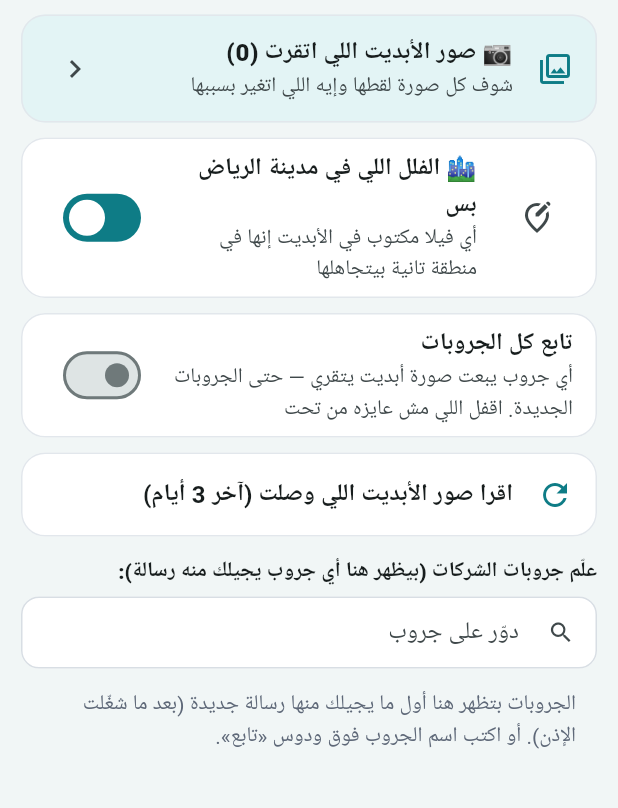
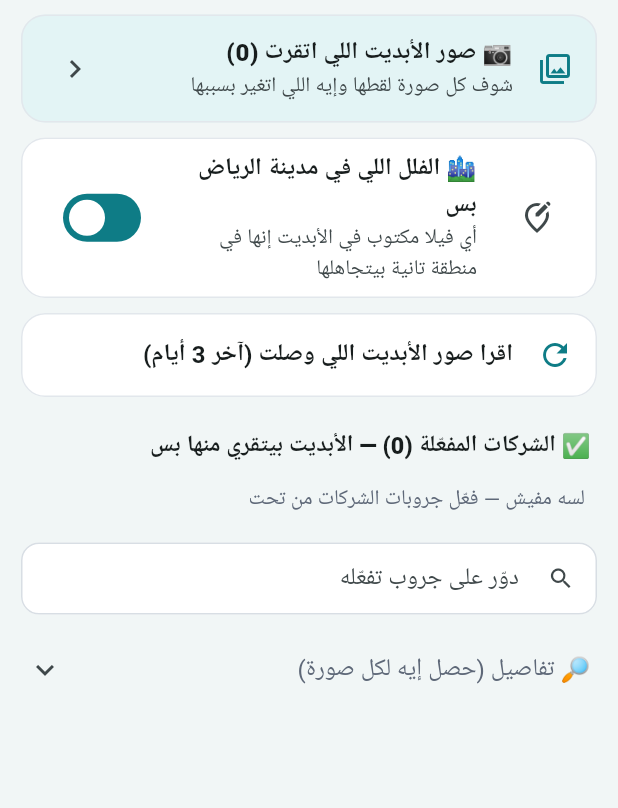
Before and after one commit to bunyanrealstate-commits/bunyan, a Flutter app: the GroupsPage screen opened directly, on a phone screen of 412 x 824 dp, the part 236-1044 px from its top. Run offline on Flutter 3.47's test engine with Material 3 defaults, Android fonts, the phone set to English and light mode, and no system bars; our stand-ins replace flutter_local_notifications, flutter_svg, image_picker, local_auth, pdf, printing and 3 more; missing offline and left inert: photo_manager; accounts and stored records are empty; network calls fail; Roboto replaces fonts that are missing (Plex); statements that could not run were skipped.

Commit message:
عروض الشقق: الشركات المفعّلة بس (إلغاء تابع الكل، الفلل/الأبديت/البحث بتاع المفعّل بس) + صفحة الجروبات أرتب
Co-Authored-By: Claude Opus 5.5 <noreply@anthropic.com>
Claude-Session: https://claude.ai/code/session_01Lk4av1EyDfUY2DUHJSTii5

```diff
--- a/offers_app/lib/core/reqs.dart
+++ b/offers_app/lib/core/reqs.dart
@@ -81,10 +81,10 @@ Obj? parseContactName(String n) {
 class Reqs {
   static List<Obj> get all => objs(Store.I.D['reqs']);
   static Obj? byId(String id) => all.where((r) => r['id'] == id).firstOrNull;
-  static List<String> get areas => {for (final v in Store.I.villas) if (str(v['area']).isNotEmpty) str(v['area'])}.toList();
+  static List<String> get areas => {for (final v in Store.I.shown) if (str(v['area']).isNotEmpty) str(v['area'])}.toList();
   static String key(Obj v, Obj u) => '${v['id']}/${u['id']}';
 
-  static List<Map<String, dynamic>> matches(Obj r) => Search.run(Store.I.villas, types: ((r['types'] as List?) ?? []).map(str).toSet(), pay: str(r['pay']).isEmpty ? 'any' : str(r['pay']), budget: numOf(r['budget']), tol: 10, q: str(r['area']), fur: r['fur'] is bool ? r['fur'] as bool : null);
+  static List<Map<String, dynamic>> matches(Obj r) => Search.run(Store.I.shown, types: ((r['types'] as List?) ?? []).map(str).toSet(), pay: str(r['pay']).isEmpty ? 'any' : str(r['pay']), budget: numOf(r['budget']), tol: 10, q: str(r['area']), fur: r['fur'] is bool ? r['fur'] as bool : null);
 
   /// شقق تناسبه ولسه مبعتهاش ولا شافها
   static List<Map<String, dynamic>> fresh(Obj r) {
--- a/offers_app/lib/core/store.dart
+++ b/offers_app/lib/core/store.dart
@@ -20,6 +20,9 @@ class Store extends ChangeNotifier {
   String backupMsg = '';
 
   List<Obj> get villas => objs(D['villas']);
+  /// الفلل اللي تظهر: بتاعة الشركات المفعّلة بس (اللي اتقرت من جروب مش مفعّل بتستخبى)
+  bool Function(Obj)? keep;
+  List<Obj> get shown => keep == null ? villas : villas.where(keep!).toList();
   Obj? villa(String id) => villas.where((v) => v['id'] == id).firstOrNull;
   bool get linked => str(cfg['token']).isNotEmpty && str(cfg['repo']).isNotEmpty;
   String get gemKey { final g = cfg['g']; if (g is Map) return str(g['key']); final s = str(g); if (s.startsWith('{')) { try { return str((jsonDecode(s) as Map)['key']); } catch (_) {} } return s.startsWith('AIza') ? s : ''; }
@@ -90,6 +93,8 @@ class Store extends ChangeNotifier {
       cfg['mig_vel2'] = true; await saveCfg();
       await save();
     }
+    // مرة واحدة: الشركات اللي أسامه مفعّلها بس — «تابع كل الجروبات» اتلغى
+    if (cfg['mig_all0'] != true) { cfg['allGroups'] = false; cfg['mig_all0'] = true; await saveCfg(); }
     loaded = true; notifyListeners();
     if (villas.isEmpty && linked) await restore();
   }
--- a/offers_app/lib/ui/groups.dart
+++ b/offers_app/lib/ui/groups.dart
@@ -64,16 +64,24 @@ class _GroupsState extends State<GroupsPage> with WidgetsBindingObserver {
 
   Future<void> _toggle(String g, bool b) async {
     g = AutoUpd.cleanGroup(g);
-    if (AutoUpd.allOn) {
-      final o = AutoUpd.off..remove(g);
-      if (!b) o.add(g);
-      Store.I.cfg['offGroups'] = o;
-    } else {
-      final m = Map<String, dynamic>.from(AutoUpd.groups);
-      if (!b) { m.remove(g); } else { m[g] = AutoUpd.companyOf(g); }
-      Store.I.cfg['groups'] = m;
-    }
+    final m = Map<String, dynamic>.from(AutoUpd.groups);
+    if (!b) { m.remove(g); } else { m[g] = AutoUpd.companyOf(g); }
+    Store.I.cfg['groups'] = m;
     await _save(read: b);
+  }
+
+  Widget _row(String g) {
+    final f = AutoUpd.follows(g), c = AutoUpd.companyOf(g), n = ((seen[g]?['img'] ?? 0) as num);
+    final sub = [if (f && c.toLowerCase() != g.toLowerCase().replaceAll(RegExp(r'[^\p{L}\p{N}\s&.-]', unicode: true), '').trim()) '🏢 $c', if (n > 0) '📷 $n صورة'].join(' • ');
+    return Card(child: ListTile(
+      contentPadding: const EdgeInsetsDirectional.only(start: 14, end: 4),
+      title: Text(g, style: TextStyle(fontWeight: FontWeight.w700, color: f ? kInk : kMuted), maxLines: 2, overflow: TextOverflow.ellipsis),
+      subtitle: sub.isEmpty ? null : Text(sub, style: const TextStyle(fontSize: 12.5)),
+      trailing: Row(mainAxisSize: MainAxisSize.min, children: [
+        if (f) IconButton(tooltip: 'غيّر اسم الشركة', icon: const Icon(Icons.edit_outlined, size: 19, color: kMuted), onPressed: () => _company(g)),
+        Switch(value: f, onChanged: (b) => _toggle(g, b)),
+      ]),
+    ));
   }
 
   Future<void> _company(String g) async {
@@ -86,25 +94,21 @@ class _GroupsState extends State<GroupsPage> with WidgetsBindingObserver {
     await _save(read: false);
   }
 
-  Future<void> _all(bool b) async {
-    if (b && !await confirmDlg(context, 'كل الجروبات (حتى الجديدة) هتتقري صورها بـ Gemini علشان يلاقي الأبديت.\nالصور العادية بيتجاهلها، بس بتتبعت لـ Gemini يشوفها.\nأي جروب مش عايزه اقفله من القايمة.', ok: 'تابع الكل')) return;
-    Store.I.cfg['allGroups'] = b;
-    await _save(read: b);
-  }
 
   @override
   Widget build(BuildContext context) {
     final sel = AutoUpd.groups;
-    final names = {...seen.keys, ...sel.keys}.where((g) => q.isEmpty || g.toLowerCase().contains(q.toLowerCase())).toList()
-      ..sort((a, b) { final x = AutoUpd.follows(a) ? 0 : 1, y = AutoUpd.follows(b) ? 0 : 1; if (x != y) return x - y; return ((seen[b]?['at'] ?? 0) as num).compareTo((seen[a]?['at'] ?? 0) as num); });
+    final names = {...seen.keys, ...sel.keys}.toList()..sort((a, b) => ((seen[b]?['at'] ?? 0) as num).compareTo((seen[a]?['at'] ?? 0) as num));
+    final act = names.where(AutoUpd.follows).toList()..sort((a, b) => a.toLowerCase().compareTo(b.toLowerCase()));
+    final rest = names.where((g) => !AutoUpd.follows(g) && (q.isEmpty || g.toLowerCase().contains(q.toLowerCase()))).toList();
     final log = AutoUpd.log;
     return Scaffold(
       appBar: AppBar(title: const Text('📥 أبديت الجروبات')),
       body: ListView(padding: const EdgeInsets.fromLTRB(14, 10, 14, 40), children: [
         Card(color: on ? const Color(0xFFE6F6EC) : const Color(0xFFFFF4E0), child: ListTile(
           leading: Icon(on ? Icons.check_circle : Icons.notifications_active_outlined, color: on ? kOk : kGold),
-          title: Text(on ? 'شغال — بيتابع جروبات الشركات' : 'خطوة واحدة: اسمح للتطبيق يشوف إشعارات الواتساب', style: const TextStyle(fontWeight: FontWeight.w800)),
-          subtitle: Text(on ? 'الأبديت بيتقري لوحده ويتحدث في الفلل. لازم إشعارات الجروب تكون شغالة (لو مكتوم الواتساب مبيبعتش إشعار — خليه صامت بدل الكتم)' : 'دوس هنا ← دوّر على «عروض الشقق» ← شغّله ← وارجع'),
+          title: Text(on ? 'شغال ✅' : 'خطوة واحدة: اسمح للتطبيق يشوف إشعارات الواتساب', style: const TextStyle(fontWeight: FontWeight.w800)),
+          subtitle: Text(on ? 'الأبديت بيتقري لوحده من الشركات المفعّلة بس. خلي إشعارات الجروبات شغالة (صامت مش مكتوم)' : 'دوس هنا ← دوّر على «عروض الشقق» ← شغّله ← وارجع'),
           onTap: on ? null : _perm,
         )),
         if (!on && tried) Card(child: Padding(padding: const EdgeInsets.all(12), child: Column(crossAxisAlignment: CrossAxisAlignment.start, children: [
@@ -123,25 +127,22 @@ class _GroupsState extends State<GroupsPage> with WidgetsBindingObserver {
             final o = await formDlg(context, 'المناطق اللي تهمك', [FS('a', 'زي: مدينة الرياض، الشامخة', v: str(Store.I.cfg['areas']).isEmpty ? 'مدينة الرياض' : str(Store.I.cfg['areas']))]);
             if (o == null) return; Store.I.cfg['areas'] = o['a'] ?? ''; await _save(read: false);
           }))),
-        Card(child: SwitchListTile(value: AutoUpd.allOn, onChanged: _all, title: const Text('تابع كل الجروبات', style: TextStyle(fontWeight: FontWeight.w800)), subtitle: const Text('أي جروب يبعت صورة أبديت يتقري — حتى الجروبات الجديدة. اقفل اللي مش عايزه من تحت'))),
         Card(child: ListTile(leading: reading ? const SizedBox(width: 24, height: 24, child: CircularProgressIndicator(strokeWidth: 2.5)) : const Icon(Icons.refresh, color: kAc), title: Text(reading ? 'بيقرا الصور اللي وصلت…' : 'اقرا صور الأبديت اللي وصلت (آخر 3 أيام)', style: const TextStyle(fontWeight: FontWeight.w700)), onTap: reading ? null : _read)),
-        const SizedBox(height: 8),
-        const Text('علّم جروبات الشركات (بيظهر هنا أي جروب يجيلك منه رسالة):', style: TextStyle(fontWeight: FontWeight.w800)),
-        const SizedBox(height: 6),
-        TextField(decoration: const InputDecoration(labelText: 'دوّر على جروب', prefixIcon: Icon(Icons.search)), onChanged: (v) => setState(() => q = v)),
+        Padding(padding: const EdgeInsets.fromLTRB(4, 16, 4, 6), child: Text('✅ الشركات المفعّلة (${act.length}) — الأبديت بيتقري منها بس', style: const TextStyle(fontWeight: FontWeight.w800, fontSize: 15.5))),
+        if (act.isEmpty) const Padding(padding: EdgeInsets.all(8), child: Text('لسه مفيش — فعّل جروبات الشركات من تحت', style: TextStyle(color: kMuted))),
+        for (final g in act) _row(g),
+        const SizedBox(height: 10),
+        TextField(decoration: const InputDecoration(labelText: 'دوّر على جروب تفعّله', prefixIcon: Icon(Icons.search), isDense: true), onChanged: (v) => setState(() => q = v)),
         if (loading) const Padding(padding: EdgeInsets.all(20), child: Center(child: CircularProgressIndicator())),
         if (q.trim().isNotEmpty && !names.any((g) => g.toLowerCase() == q.trim().toLowerCase()))
-          Card(color: const Color(0xFFE3F4F5), child: ListTile(leading: const Icon(Icons.add_circle, color: kAc), title: Text('تابع جروب «${q.trim()}»', style: const TextStyle(fontWeight: FontWeight.w800)), subtitle: const Text('اكتب اسم الجروب زي ما هو مكتوب في الواتساب بالظبط'), onTap: () { Store.I.cfg['groups'] = {...AutoUpd.groups, AutoUpd.cleanGroup(q.trim()): AutoUpd.companyOf(q.trim())}; _save(); })),
-        if (!loading && names.isEmpty) const Padding(padding: EdgeInsets.all(14), child: Text('الجروبات بتظهر هنا أول ما يجيلك منها رسالة جديدة (بعد ما شغّلت الإذن). أو اكتب اسم الجروب فوق ودوس «تابع».', style: TextStyle(color: kMuted))),
-        for (final g in names)
-          Card(child: SwitchListTile(
-            value: AutoUpd.follows(g), onChanged: (b) => _toggle(g, b),
-            title: Text(g, style: const TextStyle(fontWeight: FontWeight.w700)),
-            subtitle: Text([if (AutoUpd.follows(g)) '🏢 ${AutoUpd.companyOf(g)} ✏️', if (((seen[g]?['img'] ?? 0) as num) > 0) '📷 ${seen[g]?['img']} صورة'].join(' • ')),
-            secondary: AutoUpd.follows(g) ? IconButton(tooltip: 'غيّر الشركة', icon: const Icon(Icons.edit_outlined, size: 20), onPressed: () => _company(g)) : null,
-          )),
+          Card(color: const Color(0xFFE3F4F5), child: ListTile(leading: const Icon(Icons.add_circle, color: kAc), title: Text('فعّل جروب «${q.trim()}»', style: const TextStyle(fontWeight: FontWeight.w800)), subtitle: const Text('اكتب اسم الجروب زي ما هو مكتوب في الواتساب بالظبط'), onTap: () { Store.I.cfg['groups'] = {...AutoUpd.groups, AutoUpd.cleanGroup(q.trim()): AutoUpd.companyOf(q.trim())}; _save(); })),
+        if (rest.isNotEmpty) ExpansionTile(key: ValueKey('rest${q.isNotEmpty}'), initiallyExpanded: q.trim().isNotEmpty, tilePadding: const EdgeInsets.symmetric(horizontal: 4),
+          title: Text('⚪ جروبات مش مفعّلة (${rest.length}) — متجاهَلة', style: const TextStyle(fontWeight: FontWeight.w800)),
+          subtitle: const Text('فعّل أي جروب شركة عايزه يتقري'),
+          children: [for (final g in rest.take(150)) _row(g)]),
+        const SizedBox(height: 8),
+        ExpansionTile(tilePadding: const EdgeInsets.symmetric(horizontal: 4), title: const Text('🔎 تفاصيل (حصل إيه لكل صورة)', style: TextStyle(color: kMuted)), children: [
         if (dbg.isNotEmpty) ...[
-          const SizedBox(height: 14),
           const Text('🔎 آخر صور الجروبات حصلها إيه:', style: TextStyle(fontWeight: FontWeight.w800)),
           for (final d in dbg.take(20)) Builder(builder: (context) {
             final st = '${d['s']}';
@@ -162,11 +163,11 @@ class _GroupsState extends State<GroupsPage> with WidgetsBindingObserver {
           }),
         ],
         if (log.isNotEmpty) ...[
-          const SizedBox(height: 14),
           const Text('آخر التحديثات:', style: TextStyle(fontWeight: FontWeight.w800)),
           for (final l in log.take(25))
             Card(child: ListTile(dense: true, title: Text(str(l['m'])), subtitle: Text('${str(l['g'])} • ${str(l['at']).replaceFirst('T', ' ').split('.').first}'), trailing: Store.I.villa(str(l['vid'])) == null ? null : const Icon(Icons.chevron_left), onTap: Store.I.villa(str(l['vid'])) == null ? null : () => Navigator.push(context, MaterialPageRoute(builder: (_) => VillaPage(str(l['vid'])))))),
         ],
+        ]),
       ]),
     );
   }
--- a/offers_app/lib/ui/home.dart
+++ b/offers_app/lib/ui/home.dart
@@ -17,14 +17,14 @@ class HomePage extends StatelessWidget {
 
   @override
   Widget build(BuildContext context) => ListenableBuilder(listenable: Store.I, builder: (context, _) {
-        final un = Store.I.villas.expand((v) => objs(v['units'])).toList();
+        final un = Store.I.shown.expand((v) => objs(v['units'])).toList();
         final avail = un.where((u) => u['avail'] != false).length;
         final fresh = Reqs.newFor();
         final now = DateTime.now();
         final soon = Reqs.all.where((r) { final w = DateTime.tryParse(str(r['when'])); return Reqs.open(r) && w != null && w.difference(now).inDays <= 7 && w.difference(now).inDays >= -3; }).toList();
         final due = Reqs.all.where(Reqs.dueFollow).toList();
         bool today(Obj x) { final d = DateTime.tryParse(str(x['at'])); return d != null && d.year == now.year && d.month == now.month && d.day == now.day; }
-        final ups = AutoUpd.log.where((x) => today(x) && x['same'] != true && !str(x['m']).startsWith('⏭️')).toList();
+        final ups = AutoUpd.liveLog.where((x) => today(x) && x['same'] != true && !str(x['m']).startsWith('⏭️')).toList();
         final waiting = Reqs.all.where((r) => Reqs.open(r)).length;
         final sug = Sug.count();
         final deals = objs(Store.I.D['deals']);
--- a/offers_app/lib/ui/search.dart
+++ b/offers_app/lib/ui/search.dart
@@ -21,7 +21,7 @@ class _SearchState extends State<SearchPage> {
 
   @override
   Widget build(BuildContext context) => ListenableBuilder(listenable: Store.I, builder: (context, _) {
-        final res = Search.run(Store.I.villas, types: types, pay: pay, budget: numOf(bc.text), tol: tol, q: qc.text, fur: fur);
+        final res = Search.run(Store.I.shown, types: types, pay: pay, budget: numOf(bc.text), tol: tol, q: qc.text, fur: fur);
         final sel = res.where((x) => picked.contains('${(x['v'] as Obj)['id']}/${(x['u'] as Obj)['id']}')).toList();
         return Scaffold(
           appBar: AppBar(title: const Text('🔎 العميل عايز إيه؟')),
@@ -45,7 +45,7 @@ class _SearchState extends State<SearchPage> {
               TextField(controller: qc, decoration: const InputDecoration(labelText: 'منطقة / فيلا / شركة', prefixIcon: Icon(Icons.search)), onChanged: (_) => setState(() {})),
               Align(alignment: AlignmentDirectional.centerStart, child: FilterChip(label: Text('📄 ضيف الشروط (تأمين/رسوم) في الرسالة', style: TextStyle(color: terms ? Colors.white : kInk, fontSize: 12.5)), selected: terms, showCheckmark: false, onSelected: (b) => setState(() => terms = b))),
             ]),
-            Padding(padding: const EdgeInsets.symmetric(vertical: 10), child: Text(res.isEmpty ? (Store.I.villas.isEmpty ? 'لسه مفيش فلل — ضيفها من تبويب «الفلل»' : 'مفيش حاجة متاحة بالمواصفات دي — جرّب «الدفع: الكل» أو كبّر «السماح في السعر»') : '${res.length} شقة متاحة — علّم اللي عايز تبعته', style: const TextStyle(fontWeight: FontWeight.w700, color: kMuted))),
+            Padding(padding: const EdgeInsets.symmetric(vertical: 10), child: Text(res.isEmpty ? (Store.I.shown.isEmpty ? 'لسه مفيش فلل — ضيفها من تبويب «الفلل»' : 'مفيش حاجة متاحة بالمواصفات دي — جرّب «الدفع: الكل» أو كبّر «السماح في السعر»') : '${res.length} شقة متاحة — علّم اللي عايز تبعته', style: const TextStyle(fontWeight: FontWeight.w700, color: kMuted))),
             for (final x in res) _row(x),
           ]),
           floatingActionButton: sel.isEmpty || SendQ.I.active ? null : Row(mainAxisSize: MainAxisSize.min, children: [FloatingActionButton.small(heroTag: 'lnk', tooltip: 'لينك عرض', onPressed: () => _link(sel), child: const Icon(Icons.link)), const SizedBox(width: 8), FloatingActionButton.extended(heroTag: 'snd', onPressed: () => _send(sel), backgroundColor: const Color(0xFF25D366), icon: const Icon(Icons.send, color: Colors.white), label: Text('ابعت ${sel.length} للعميل', style: const TextStyle(color: Colors.white, fontWeight: FontWeight.w700)))]),
--- a/offers_app/lib/ui/shell.dart
+++ b/offers_app/lib/ui/shell.dart
@@ -24,6 +24,7 @@ class _ShellState extends State<Shell> with WidgetsBindingObserver {
   void initState() {
     super.initState(); WidgetsBinding.instance.addObserver(this);
     Store.I.addListener(_r);
+    Store.I.keep = AutoUpd.keepVilla;
     _wake();
   }
   void _r() { if (mounted) setState(() {}); }
--- a/offers_app/lib/ui/shots.dart
+++ b/offers_app/lib/ui/shots.dart
@@ -51,7 +51,7 @@ class _ShotsState extends State<ShotsPage> {
 
   @override
   Widget build(BuildContext context) => ListenableBuilder(listenable: Store.I, builder: (context, _) {
-    final all = AutoUpd.log;
+    final all = AutoUpd.liveLog;
     final l = all.where((x) => shotKey(x).isNotEmpty && !str(x['m']).startsWith('⏭️') && (!onlyNew || x['same'] != true)).toList();
     final n = DateTime.now();
     bool isToday(Obj x) { final d = DateTime.tryParse(str(x['at'])); return d != null && d.year == n.year && d.month == n.month && d.day == n.day; }
--- a/offers_app/lib/ui/villas.dart
+++ b/offers_app/lib/ui/villas.dart
@@ -19,9 +19,9 @@ class _VillasState extends State<VillasPage> {
   String q = '';
   @override
   Widget build(BuildContext context) => ListenableBuilder(listenable: Store.I, builder: (context, _) {
-        final vs = Store.I.villas.where((v) => q.isEmpty || '${v['name']} ${v['no']} ${v['company']} ${v['area']}'.toLowerCase().contains(q.toLowerCase())).toList()
+        final vs = Store.I.shown.where((v) => q.isEmpty || '${v['name']} ${v['no']} ${v['company']} ${v['area']}'.toLowerCase().contains(q.toLowerCase())).toList()
           ..sort((a, b) => '${a['name']} ${a['no']}'.compareTo('${b['name']} ${b['no']}'));
-        final all = Store.I.villas; final un = all.expand((v) => objs(v['units'])).toList();
+        final all = Store.I.shown; final un = all.expand((v) => objs(v['units'])).toList();
         return Scaffold(
           appBar: AppBar(title: Text('🏡 الفلل (${all.length})')),
           body: ListView(padding: const EdgeInsets.fromLTRB(14, 10, 14, 90), children: [
```
Also changed, not shown: offers_app/lib/core/auto.dart (+15 -2 lines), 2 other files.
